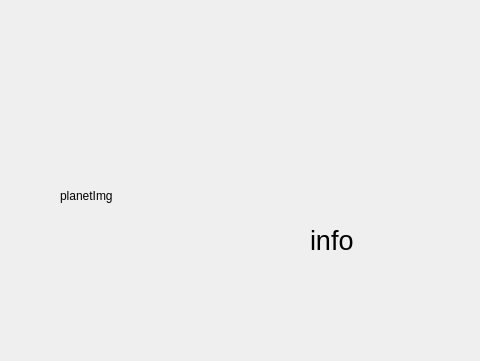
This is Syzygy/planetinfoform.ui in maxpe3447/SyZyGy as Qt 5 draws it before an edit; both pictures show x 0 to 480 and y 0 to 361 of the 600 by 500 pixel window. The edited form follows.
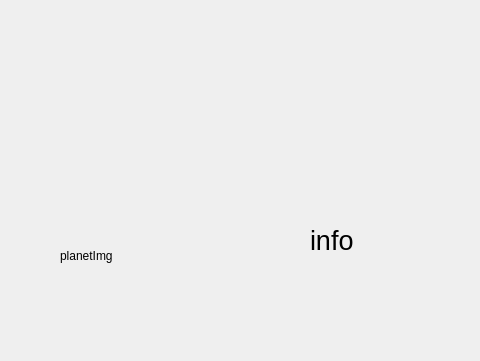
This is the edited form.

```diff
--- a/Syzygy/planetinfoform.ui
+++ b/Syzygy/planetinfoform.ui
@@ -22,8 +22,8 @@
      <rect>
       <x>60</x>
       <y>140</y>
-      <width>121</width>
-      <height>111</height>
+      <width>241</width>
+      <height>231</height>
      </rect>
     </property>
     <property name="text">
```
